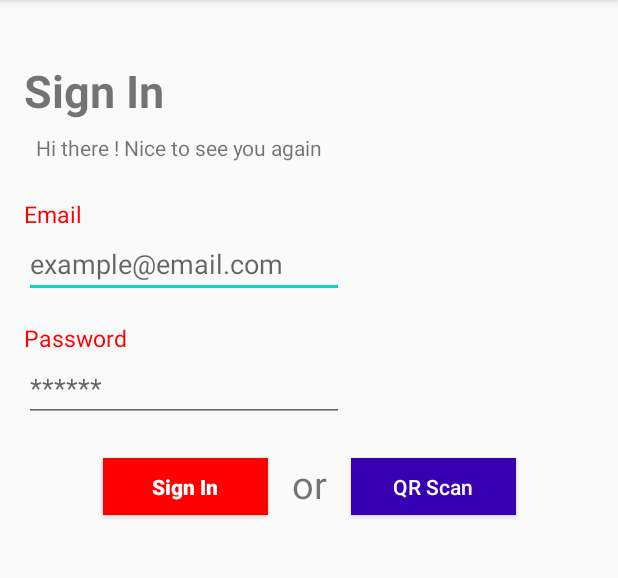
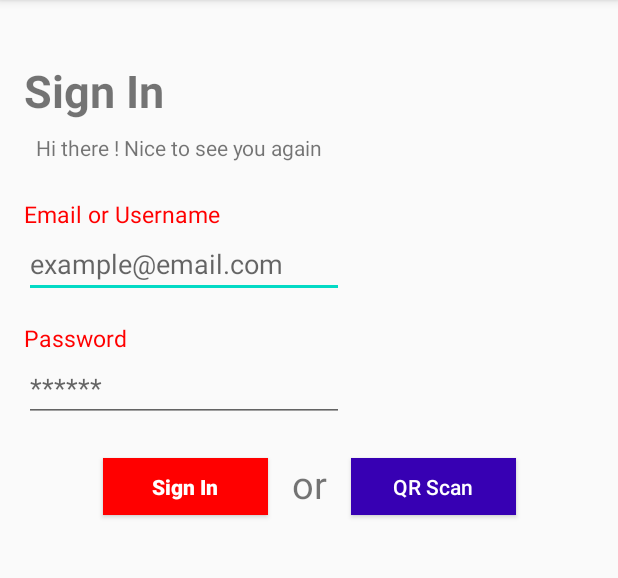
Before and after one commit to make-kots-great-again/mobile, an Android app: the screen it shows after launch (Login), after a tap on "Sign In", on a phone screen of 412 x 824 dp, the part 84-662 px from its top. Run offline under Robolectric (Android 15) with nearby library versions, the phone set to English and light mode, and no system bars; our stand-ins replace Volley; network calls fail.

Commit message:
cleaned java file + updated Email to Email or username for xml

```diff
--- a/makekotsgreatagain/app/src/main/java/com/morgan/make_kots_great_again/Login.java
+++ b/makekotsgreatagain/app/src/main/java/com/morgan/make_kots_great_again/Login.java
@@ -2,9 +2,7 @@ package com.morgan.make_kots_great_again;
 
 import androidx.appcompat.app.AppCompatActivity;
 
-import android.app.ProgressDialog;
 import android.os.Bundle;
-import android.util.Log;
 import android.view.View;
 import android.widget.Button;
 import android.widget.TextView;
@@ -14,26 +12,13 @@ import com.android.volley.Request;
 import com.android.volley.RequestQueue;
 import com.android.volley.Response;
 import com.android.volley.VolleyError;
-import com.android.volley.VolleyLog;
 import com.android.volley.toolbox.JsonObjectRequest;
 import com.android.volley.toolbox.Volley;
 
-import org.json.JSONArray;
 import org.json.JSONException;
 import org.json.JSONObject;
-import org.w3c.dom.Text;
-
-import java.io.BufferedReader;
-import java.io.InputStreamReader;
-import java.io.OutputStreamWriter;
-import java.io.UnsupportedEncodingException;
-import java.net.URL;
-import java.net.URLConnection;
-import java.net.URLEncoder;
 
 public class Login extends AppCompatActivity {
-
-    TextView username, password;
 
     @Override
     protected void onCreate(Bundle savedInstanceState) {
@@ -42,18 +27,13 @@ public class Login extends AppCompatActivity {
 
         final Button button_sign = findViewById(R.id.button_sign);
         final Button button_scan = findViewById(R.id.button_scan);
-        username = findViewById(R.id.edit_mail);
-        password = findViewById(R.id.edit_password);
+        final TextView username = findViewById(R.id.edit_mail);
+        final TextView password = findViewById(R.id.edit_password);
 
         button_sign.setOnClickListener(new View.OnClickListener() {
             @Override
             public void onClick(View view) {
-                /*String details ="";
-                details += "username : " + username.getText() + "\n";
-                details += "password : " + password.getText();
-                Toast toast = Toast.makeText(getBaseContext(), details, Toast.LENGTH_SHORT);
-                toast.show();*/
-                postData();
+                Login_Post_request(username, password, "172.18.0.3:8000");
 
             }
         });
@@ -66,51 +46,34 @@ public class Login extends AppCompatActivity {
             }
         });
     }
-    //-----------------------
-    // Post Request For JSONObject
-    public void postData() {
 
+    //---------------------------------------------------------
+    // Function that takes care of sending POST request to api
+    //---------------------------------------------------------
+    public void Login_Post_request(final TextView username, final TextView password, final String ip_port) {
+
+        String url = "http://" + ip_port + "/server/api/login/";
         JSONObject object = new JSONObject();
         try {
-            //input your API parameters
             object.put("pseudo",username.getText());
             object.put("password",password.getText());
-        } catch (JSONException e) {
-            e.printStackTrace();
-        }
-        // Enter the correct url for your api service site
-        JsonObjectRequest jsonObjectRequest = new JsonObjectRequest(Request.Method.POST, "http://172.18.0.3:8000/server/api/login/", object,
+        } catch (JSONException ignored) {}
+
+        JsonObjectRequest jsonObjectRequest = new JsonObjectRequest(Request.Method.POST, url, object,
                 new Response.Listener<JSONObject>() {
                     @Override
-                    public void onResponse(JSONObject response) {
-                        //Toast.makeText(getBaseContext(), "String Response : " + response.toString(), Toast.LENGTH_LONG).show();
-                        try {
-                            String success = response.getString("success");
-                            String txt = "String Response : " + success +"\n";
-                            txt += "Welcome " + username.getText().toString();
-                            Toast.makeText(getBaseContext(), txt, Toast.LENGTH_SHORT).show();
-                            Log.d("JSON", String.valueOf(response));
-                            String Error = response.getString("httpStatus");
-                            if (Error.equals("") || Error.equals(null)) {
+                    public void onResponse(JSONObject response) { //Requete Fonctionne
+                        String txt = "Welcome " + username.getText().toString();
+                        Toast.makeText(getBaseContext(), txt, Toast.LENGTH_SHORT).show();
 
-                            } else if (Error.equals("OK")) {
-                                JSONObject body = response.getJSONObject("body");
-
-                            }
-
-                        } catch (JSONException e) {
-                            e.printStackTrace();
-                        }
                     }
                 }, new Response.ErrorListener() {
             @Override
-            public void onErrorResponse(VolleyError error) {
-                VolleyLog.d("Error", "Error: " + error.getMessage());
+            public void onErrorResponse(VolleyError error) { //Requete ERREUR
                 Toast.makeText(getBaseContext(), "T'es qui toi !?", Toast.LENGTH_SHORT).show();
             }
         });
         RequestQueue requestQueue = Volley.newRequestQueue(getApplicationContext());
         requestQueue.add(jsonObjectRequest);
     }
-    //-----------------------
 }
--- a/makekotsgreatagain/app/src/main/res/values/strings.xml
+++ b/makekotsgreatagain/app/src/main/res/values/strings.xml
@@ -4,7 +4,7 @@
     <!--login Page-->
     <string name="login_sign"><b>Sign In</b></string>
     <string name="login_welcome">Hi there ! Nice to see you again</string>
-    <string name="login_email">Email</string>
+    <string name="login_email">Email or Username</string>
     <string name="login_email_hint">example@email.com</string>
     <string name="login_password">Password</string>
     <string name="login_password_hint">******</string>
```
Also changed, not shown: 1 other file.
